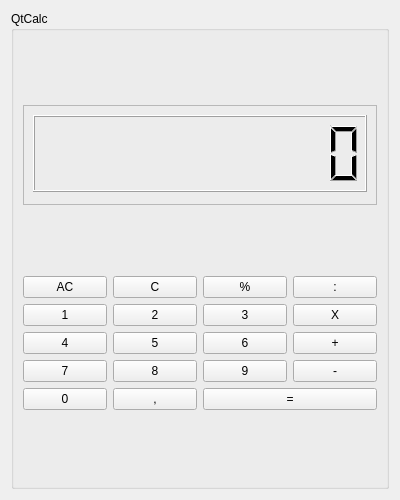
This is QtCalc/qtcalc.ui in GrigorySol/CodingPractice as Qt 5 draws it before an edit. The edited form follows.
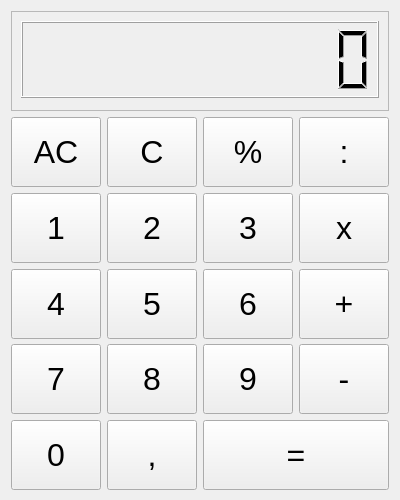
This is the edited form.

Commit message: Number input and correction released

What changed in the file:
```diff
--- a/QtCalc/qtcalc.ui
+++ b/QtCalc/qtcalc.ui
@@ -33,24 +33,6 @@
   </property>
   <layout class="QVBoxLayout" name="verticalLayout_2">
    <item>
-    <widget class="QGroupBox" name="groupBox">
-     <property name="sizePolicy">
-      <sizepolicy hsizetype="Preferred" vsizetype="Preferred">
-       <horstretch>0</horstretch>
-       <verstretch>0</verstretch>
-      </sizepolicy>
-     </property>
-     <property name="maximumSize">
-      <size>
-       <width>16777215</width>
-       <height>16777215</height>
-      </size>
-     </property>
-     <property name="title">
-      <string>QtCalc</string>
-     </property>
-     <layout class="QVBoxLayout" name="verticalLayout_3">
-      <item>
        <widget class="QFrame" name="frame">
         <property name="sizePolicy">
          <sizepolicy hsizetype="Preferred" vsizetype="Fixed">
@@ -91,6 +73,23 @@
        <layout class="QGridLayout" name="gridLayout">
         <item row="3" column="1">
          <widget class="QPushButton" name="btnEight">
+       <property name="sizePolicy">
+        <sizepolicy hsizetype="Minimum" vsizetype="Fixed">
+         <horstretch>0</horstretch>
+         <verstretch>0</verstretch>
+        </sizepolicy>
+       </property>
+       <property name="minimumSize">
+        <size>
+         <width>0</width>
+         <height>70</height>
+        </size>
+       </property>
+       <property name="font">
+        <font>
+         <pointsize>24</pointsize>
+        </font>
+       </property>
           <property name="text">
            <string>8</string>
           </property>
@@ -98,6 +97,23 @@
         </item>
         <item row="4" column="0">
          <widget class="QPushButton" name="btnZero">
+       <property name="sizePolicy">
+        <sizepolicy hsizetype="Minimum" vsizetype="Fixed">
+         <horstretch>0</horstretch>
+         <verstretch>0</verstretch>
+        </sizepolicy>
+       </property>
+       <property name="minimumSize">
+        <size>
+         <width>0</width>
+         <height>70</height>
+        </size>
+       </property>
+       <property name="font">
+        <font>
+         <pointsize>24</pointsize>
+        </font>
+       </property>
           <property name="text">
            <string>0</string>
           </property>
@@ -105,6 +121,23 @@
         </item>
         <item row="2" column="1">
          <widget class="QPushButton" name="btnFive">
+       <property name="sizePolicy">
+        <sizepolicy hsizetype="Minimum" vsizetype="Fixed">
+         <horstretch>0</horstretch>
+         <verstretch>0</verstretch>
+        </sizepolicy>
+       </property>
+       <property name="minimumSize">
+        <size>
+         <width>0</width>
+         <height>70</height>
+        </size>
+       </property>
+       <property name="font">
+        <font>
+         <pointsize>24</pointsize>
+        </font>
+       </property>
           <property name="text">
            <string>5</string>
           </property>
@@ -112,6 +145,23 @@
         </item>
         <item row="4" column="1">
          <widget class="QPushButton" name="btnDot">
+       <property name="sizePolicy">
+        <sizepolicy hsizetype="Minimum" vsizetype="Fixed">
+         <horstretch>0</horstretch>
+         <verstretch>0</verstretch>
+        </sizepolicy>
+       </property>
+       <property name="minimumSize">
+        <size>
+         <width>0</width>
+         <height>70</height>
+        </size>
+       </property>
+       <property name="font">
+        <font>
+         <pointsize>24</pointsize>
+        </font>
+       </property>
           <property name="text">
            <string>,</string>
           </property>
@@ -119,6 +169,23 @@
         </item>
         <item row="1" column="1">
          <widget class="QPushButton" name="btnTwo">
+       <property name="sizePolicy">
+        <sizepolicy hsizetype="Minimum" vsizetype="Fixed">
+         <horstretch>0</horstretch>
+         <verstretch>0</verstretch>
+        </sizepolicy>
+       </property>
+       <property name="minimumSize">
+        <size>
+         <width>0</width>
+         <height>70</height>
+        </size>
+       </property>
+       <property name="font">
+        <font>
+         <pointsize>24</pointsize>
+        </font>
+       </property>
           <property name="text">
            <string>2</string>
           </property>
@@ -126,6 +193,23 @@
         </item>
         <item row="2" column="0">
          <widget class="QPushButton" name="btnFour">
+       <property name="sizePolicy">
+        <sizepolicy hsizetype="Minimum" vsizetype="Fixed">
+         <horstretch>0</horstretch>
+         <verstretch>0</verstretch>
+        </sizepolicy>
+       </property>
+       <property name="minimumSize">
+        <size>
+         <width>0</width>
+         <height>70</height>
+        </size>
+       </property>
+       <property name="font">
+        <font>
+         <pointsize>24</pointsize>
+        </font>
+       </property>
           <property name="text">
            <string>4</string>
           </property>
@@ -133,6 +217,23 @@
         </item>
         <item row="2" column="3">
          <widget class="QPushButton" name="btnPlus">
+       <property name="sizePolicy">
+        <sizepolicy hsizetype="Minimum" vsizetype="Fixed">
+         <horstretch>0</horstretch>
+         <verstretch>0</verstretch>
+        </sizepolicy>
+       </property>
+       <property name="minimumSize">
+        <size>
+         <width>0</width>
+         <height>70</height>
+        </size>
+       </property>
+       <property name="font">
+        <font>
+         <pointsize>24</pointsize>
+        </font>
+       </property>
           <property name="text">
            <string>+</string>
           </property>
@@ -140,6 +241,23 @@
         </item>
         <item row="3" column="3">
          <widget class="QPushButton" name="btnMinus">
+       <property name="sizePolicy">
+        <sizepolicy hsizetype="Minimum" vsizetype="Fixed">
+         <horstretch>0</horstretch>
+         <verstretch>0</verstretch>
+        </sizepolicy>
+       </property>
+       <property name="minimumSize">
+        <size>
+         <width>0</width>
+         <height>70</height>
+        </size>
+       </property>
+       <property name="font">
+        <font>
+         <pointsize>24</pointsize>
+        </font>
+       </property>
           <property name="text">
            <string>-</string>
           </property>
@@ -147,6 +265,23 @@
         </item>
         <item row="3" column="0">
          <widget class="QPushButton" name="btnSeven">
+       <property name="sizePolicy">
+        <sizepolicy hsizetype="Minimum" vsizetype="Fixed">
+         <horstretch>0</horstretch>
+         <verstretch>0</verstretch>
+        </sizepolicy>
+       </property>
+       <property name="minimumSize">
+        <size>
+         <width>0</width>
+         <height>70</height>
+        </size>
+       </property>
+       <property name="font">
+        <font>
+         <pointsize>24</pointsize>
+        </font>
+       </property>
           <property name="text">
            <string>7</string>
           </property>
@@ -154,6 +289,23 @@
         </item>
         <item row="3" column="2">
          <widget class="QPushButton" name="btnNine">
+       <property name="sizePolicy">
+        <sizepolicy hsizetype="Minimum" vsizetype="Fixed">
+         <horstretch>0</horstretch>
+         <verstretch>0</verstretch>
+        </sizepolicy>
+       </property>
+       <property name="minimumSize">
+        <size>
+         <width>0</width>
+         <height>70</height>
+        </size>
+       </property>
+       <property name="font">
+        <font>
+         <pointsize>24</pointsize>
+        </font>
+       </property>
           <property name="text">
            <string>9</string>
           </property>
@@ -161,13 +313,47 @@
         </item>
         <item row="1" column="3">
          <widget class="QPushButton" name="btnMult">
+       <property name="sizePolicy">
+        <sizepolicy hsizetype="Minimum" vsizetype="Fixed">
+         <horstretch>0</horstretch>
+         <verstretch>0</verstretch>
+        </sizepolicy>
+       </property>
+       <property name="minimumSize">
+        <size>
+         <width>0</width>
+         <height>70</height>
+        </size>
+       </property>
+       <property name="font">
+        <font>
+         <pointsize>24</pointsize>
+        </font>
+       </property>
           <property name="text">
-           <string>X</string>
+        <string>x</string>
           </property>
          </widget>
         </item>
         <item row="2" column="2">
          <widget class="QPushButton" name="btnSix">
+       <property name="sizePolicy">
+        <sizepolicy hsizetype="Minimum" vsizetype="Fixed">
+         <horstretch>0</horstretch>
+         <verstretch>0</verstretch>
+        </sizepolicy>
+       </property>
+       <property name="minimumSize">
+        <size>
+         <width>0</width>
+         <height>70</height>
+        </size>
+       </property>
+       <property name="font">
+        <font>
+         <pointsize>24</pointsize>
+        </font>
+       </property>
           <property name="text">
            <string>6</string>
           </property>
@@ -175,6 +361,23 @@
         </item>
         <item row="0" column="1">
          <widget class="QPushButton" name="btnClear">
+       <property name="sizePolicy">
+        <sizepolicy hsizetype="Minimum" vsizetype="Fixed">
+         <horstretch>0</horstretch>
+         <verstretch>0</verstretch>
+        </sizepolicy>
+       </property>
+       <property name="minimumSize">
+        <size>
+         <width>0</width>
+         <height>70</height>
+        </size>
+       </property>
+       <property name="font">
+        <font>
+         <pointsize>24</pointsize>
+        </font>
+       </property>
           <property name="text">
            <string>C</string>
           </property>
@@ -182,6 +385,23 @@
         </item>
         <item row="4" column="2" colspan="2">
          <widget class="QPushButton" name="btnEquals">
+       <property name="sizePolicy">
+        <sizepolicy hsizetype="Minimum" vsizetype="Fixed">
+         <horstretch>0</horstretch>
+         <verstretch>0</verstretch>
+        </sizepolicy>
+       </property>
+       <property name="minimumSize">
+        <size>
+         <width>0</width>
+         <height>70</height>
+        </size>
+       </property>
+       <property name="font">
+        <font>
+         <pointsize>24</pointsize>
+        </font>
+       </property>
           <property name="text">
            <string>=</string>
           </property>
@@ -189,6 +409,23 @@
         </item>
         <item row="1" column="2">
          <widget class="QPushButton" name="btnThree">
+       <property name="sizePolicy">
+        <sizepolicy hsizetype="Minimum" vsizetype="Fixed">
+         <horstretch>0</horstretch>
+         <verstretch>0</verstretch>
+        </sizepolicy>
+       </property>
+       <property name="minimumSize">
+        <size>
+         <width>0</width>
+         <height>70</height>
+        </size>
+       </property>
+       <property name="font">
+        <font>
+         <pointsize>24</pointsize>
+        </font>
+       </property>
           <property name="text">
            <string>3</string>
           </property>
@@ -196,6 +433,23 @@
         </item>
         <item row="0" column="3">
          <widget class="QPushButton" name="btnDivision">
+       <property name="sizePolicy">
+        <sizepolicy hsizetype="Minimum" vsizetype="Fixed">
+         <horstretch>0</horstretch>
+         <verstretch>0</verstretch>
+        </sizepolicy>
+       </property>
+       <property name="minimumSize">
+        <size>
+         <width>0</width>
+         <height>70</height>
+        </size>
+       </property>
+       <property name="font">
+        <font>
+         <pointsize>24</pointsize>
+        </font>
+       </property>
           <property name="text">
            <string>:</string>
           </property>
@@ -203,6 +457,23 @@
         </item>
         <item row="1" column="0">
          <widget class="QPushButton" name="btnOne">
+       <property name="sizePolicy">
+        <sizepolicy hsizetype="Minimum" vsizetype="Fixed">
+         <horstretch>0</horstretch>
+         <verstretch>0</verstretch>
+        </sizepolicy>
+       </property>
+       <property name="minimumSize">
+        <size>
+         <width>0</width>
+         <height>70</height>
+        </size>
+       </property>
+       <property name="font">
+        <font>
+         <pointsize>24</pointsize>
+        </font>
+       </property>
           <property name="text">
            <string>1</string>
           </property>
@@ -210,6 +481,23 @@
         </item>
         <item row="0" column="0">
          <widget class="QPushButton" name="btnClearAll">
+       <property name="sizePolicy">
+        <sizepolicy hsizetype="Minimum" vsizetype="Fixed">
+         <horstretch>0</horstretch>
+         <verstretch>0</verstretch>
+        </sizepolicy>
+       </property>
+       <property name="minimumSize">
+        <size>
+         <width>0</width>
+         <height>70</height>
+        </size>
+       </property>
+       <property name="font">
+        <font>
+         <pointsize>24</pointsize>
+        </font>
+       </property>
           <property name="text">
            <string>AC</string>
           </property>
@@ -217,15 +505,29 @@
         </item>
         <item row="0" column="2">
          <widget class="QPushButton" name="btnPercent">
+       <property name="sizePolicy">
+        <sizepolicy hsizetype="Minimum" vsizetype="Fixed">
+         <horstretch>0</horstretch>
+         <verstretch>0</verstretch>
+        </sizepolicy>
+       </property>
+       <property name="minimumSize">
+        <size>
+         <width>0</width>
+         <height>70</height>
+        </size>
+       </property>
+       <property name="font">
+        <font>
+         <pointsize>24</pointsize>
+        </font>
+       </property>
           <property name="text">
            <string>%</string>
           </property>
          </widget>
         </item>
        </layout>
-      </item>
-     </layout>
-    </widget>
    </item>
   </layout>
  </widget>
```
Lines whose indentation alone changed are shown as unchanged. The commit also changes 1 other file.
